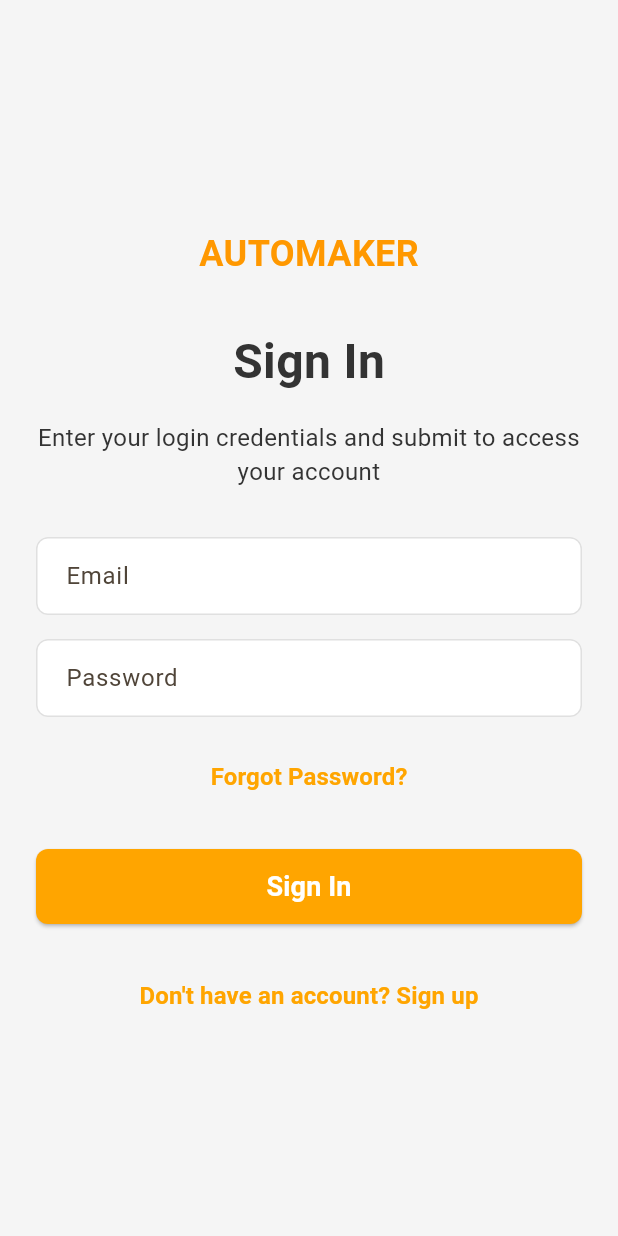
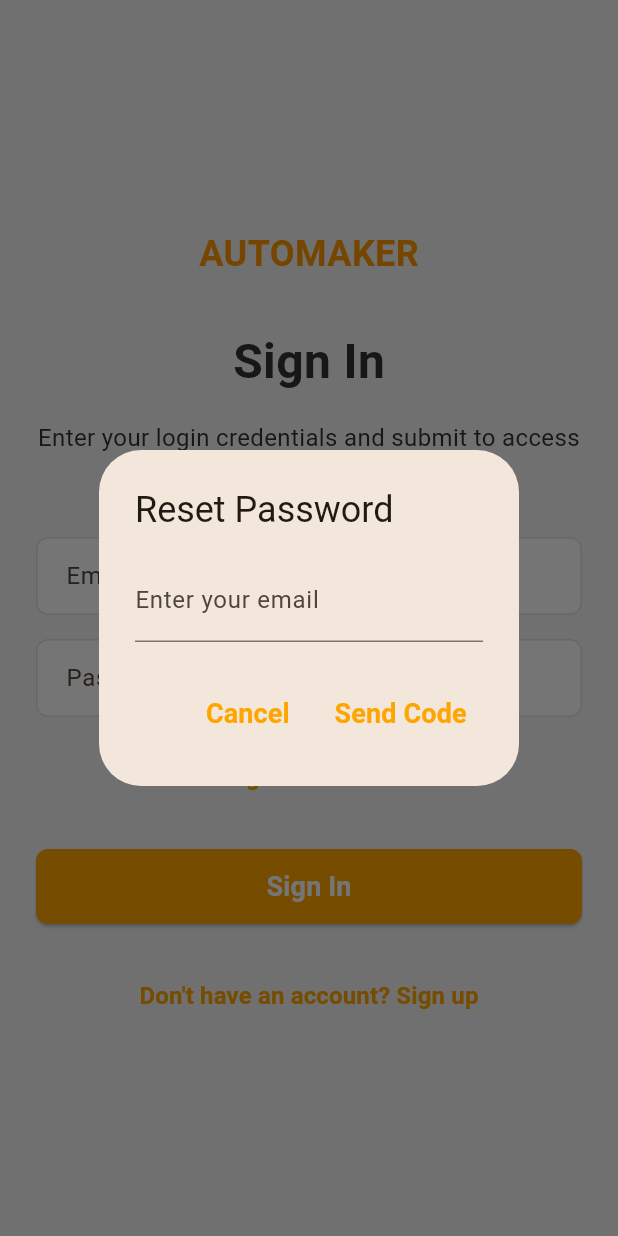
Before and after one commit to ManuelPeregrino/AutoMakerFrontend, a Flutter app: the screen it shows after launch, after a tap on "Forgot Password?", on a phone screen of 412 x 824 dp. Run offline on Flutter 3.47's test engine with Material 3 defaults, Android fonts, the phone set to English and light mode, and no system bars; network calls fail.

Commit message:
Se agregan endpoints para envio de codigo y cambio de contraseña

```diff
--- a/lib/presentation/sign_in/sign_in_screen.dart
+++ b/lib/presentation/sign_in/sign_in_screen.dart
@@ -25,11 +25,9 @@ class SignInScreen extends StatelessWidget {
                     const Text(
                       'AUTOMAKER',
                       style: TextStyle(
-                        fontSize: 24, // Ajusta el tamaño según lo necesites
-                        fontWeight:
-                            FontWeight.bold, // Asegura un texto más destacado
-                        color: Colors
-                            .orange, // Cambia por el color exacto de tu botón si es diferente
+                        fontSize: 24,
+                        fontWeight: FontWeight.bold,
+                        color: Colors.orange,
                       ),
                     ),
                     const SizedBox(height: 32),
@@ -44,7 +42,6 @@ class SignInScreen extends StatelessWidget {
                       style: AppStyles.bodyText,
                     ),
                     const SizedBox(height: 32),
-                    // Mostrar formulario de login solo si no se muestra el QR
                     if (viewModel.qrImageBytes == null) ...[
                       TextField(
                         onChanged: (value) {
@@ -66,11 +63,13 @@ class SignInScreen extends StatelessWidget {
                       ),
                       const SizedBox(height: 16),
                       Row(
-                        mainAxisAlignment: MainAxisAlignment
-                            .center, // Alinea todo al final (derecha)
+                        mainAxisAlignment: MainAxisAlignment.center,
                         children: [
                           TextButton(
-                            onPressed: () {},
+                            onPressed: () {
+                              // Mostrar el modal para restablecer la contraseña
+                              _showResetPasswordDialog(context, viewModel);
+                            },
                             child: const Text(
                               'Forgot Password?',
                               style: AppStyles.linkText,
@@ -101,7 +100,6 @@ class SignInScreen extends StatelessWidget {
                               if (viewModel.errorMessage == null &&
                                   context.mounted) {
                                 if (!viewModel.isTwoFactorEnabled) {
-                                  // Si 2FA no está activado, muestra QR para configuración
                                   await viewModel.generateQrCode();
                                 }
                               }
@@ -115,7 +113,6 @@ class SignInScreen extends StatelessWidget {
                         ),
                       const SizedBox(height: 24),
                     ],
-                    // Campo para ingresar el código de 2FA si está activado
                     if (viewModel.isTwoFactorEnabled) ...[
                       TextField(
                         maxLength: 6,
@@ -136,18 +133,14 @@ class SignInScreen extends StatelessWidget {
                       ),
                       const SizedBox(height: 24),
                     ],
-
-                    // Mostrar QR para configuración de 2FA si es necesario
                     if (viewModel.qrImageBytes != null) ...[
                       const Text(
                         'Scan this QR code with your authenticator app',
                         textAlign: TextAlign.center,
                         style: AppStyles.bodyText,
                       ),
-                      const SizedBox(
-                          height: 16), // Espacio entre el texto y la imagen QR
-                      Image.memory(viewModel
-                          .qrImageBytes!), // Mostrar la imagen QR desde los bytes
+                      const SizedBox(height: 16),
+                      Image.memory(viewModel.qrImageBytes!),
                       const SizedBox(height: 16),
                       TextField(
                         maxLength: 6,
@@ -189,4 +182,135 @@ class SignInScreen extends StatelessWidget {
       ),
     );
   }
+
+  // Método para mostrar el modal de restablecer contraseña
+  void _showResetPasswordDialog(
+      BuildContext context, SignInViewModel viewModel) {
+    final TextEditingController emailController = TextEditingController();
+    final TextEditingController codeController = TextEditingController();
+    final TextEditingController passwordController = TextEditingController();
+    final TextEditingController confirmPasswordController =
+        TextEditingController();
+
+    showDialog(
+      context: context,
+      barrierDismissible: false,
+      builder: (BuildContext context) {
+        return StatefulBuilder(
+          builder: (context, setState) {
+            return AlertDialog(
+              title: Text(viewModel.isResetCodeSent
+                  ? 'Enter Reset Code'
+                  : 'Reset Password'),
+              content: SingleChildScrollView(
+                child: Column(
+                  mainAxisSize: MainAxisSize.min,
+                  children: [
+                    if (!viewModel.isResetCodeSent) ...[
+                      TextField(
+                        controller: emailController,
+                        decoration: const InputDecoration(
+                          labelText: 'Enter your email',
+                        ),
+                      ),
+                    ] else ...[
+                      Text('Enter the code sent to ${emailController.text}'),
+                      const SizedBox(height: 16),
+                      TextField(
+                        controller: codeController,
+                        decoration: const InputDecoration(
+                          labelText: 'Reset Code',
+                        ),
+                        maxLength: 6,
+                      ),
+                      const SizedBox(height: 16),
+                      TextField(
+                        controller: passwordController,
+                        decoration: const InputDecoration(
+                          labelText: 'New Password',
+                        ),
+                        obscureText: true,
+                      ),
+                      const SizedBox(height: 16),
+                      TextField(
+                        controller: confirmPasswordController,
+                        decoration: const InputDecoration(
+                          labelText: 'Confirm Password',
+                        ),
+                        obscureText: true,
+                      ),
+                    ],
+                    if (viewModel.isLoading)
+                      const Padding(
+                        padding: EdgeInsets.only(top: 16.0),
+                        child: CircularProgressIndicator(),
+                      ),
+                    if (viewModel.errorMessage != null)
+                      Padding(
+                        padding: const EdgeInsets.only(top: 16.0),
+                        child: Text(
+                          viewModel.errorMessage!,
+                          style: const TextStyle(
+                            color: Colors.red,
+                            fontWeight: FontWeight.bold,
+                          ),
+                        ),
+                      ),
+                  ],
+                ),
+              ),
+              actions: <Widget>[
+                TextButton(
+                  onPressed: () {
+                    Navigator.of(context).pop();
+                  },
+                  child: const Text('Cancel'),
+                ),
+                TextButton(
+                  onPressed: () async {
+                    if (!viewModel.isResetCodeSent) {
+                      // Request reset code
+                      final success = await viewModel
+                          .requestPasswordReset(emailController.text);
+                      if (success) {
+                        setState(() {}); // Refresh the dialog
+                      }
+                    } else {
+                      // Validate passwords match
+                      if (passwordController.text !=
+                          confirmPasswordController.text) {
+                        ScaffoldMessenger.of(context).showSnackBar(
+                          const SnackBar(
+                              content: Text('Passwords do not match')),
+                        );
+                        return;
+                      }
+
+                      // Reset password with code
+                      final success = await viewModel.resetPasswordWithCode(
+                        emailController.text,
+                        codeController.text,
+                        passwordController.text,
+                      );
+
+                      if (success && context.mounted) {
+                        Navigator.of(context).pop();
+                        ScaffoldMessenger.of(context).showSnackBar(
+                          const SnackBar(
+                              content: Text('Password reset successfully')),
+                        );
+                      }
+                    }
+                  },
+                  child: Text(viewModel.isResetCodeSent
+                      ? 'Reset Password'
+                      : 'Send Code'),
+                ),
+              ],
+            );
+          },
+        );
+      },
+    );
+  }
 }
```
Also changed, not shown: lib/presentation/sign_in/sign_in_view_model.dart (+76 -1 lines), 1 other file.
